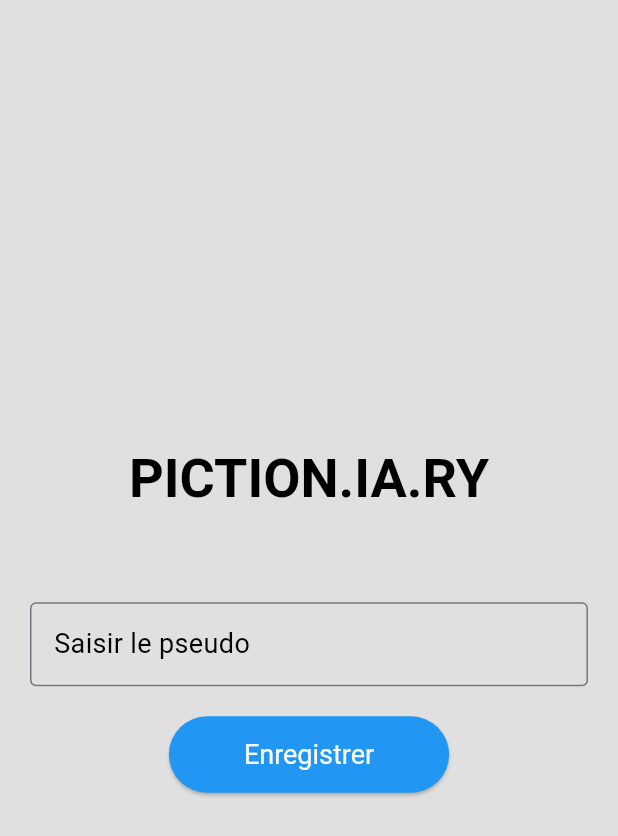
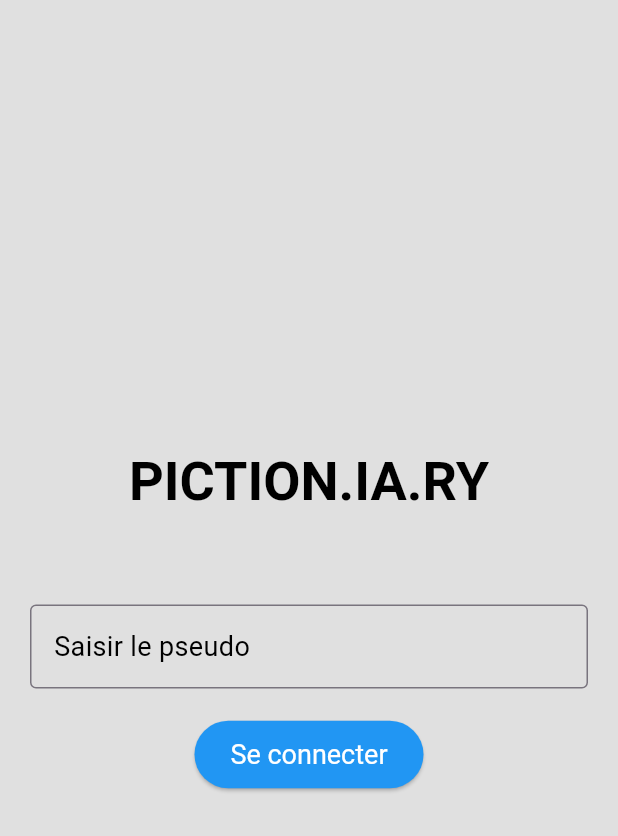
Before and after one commit to dimitri-perriet/piction_ia_ry, a Flutter app: the LoginScreen screen opened directly, on a phone screen of 412 x 824 dp. Shown: the top 836 px of the screen. Run offline on Flutter 3.47's test engine with Material 3 defaults, Android fonts, the phone set to English and light mode, and no system bars; network calls fail.

Commit message:
Update en formulaire

```diff
--- a/lib/ui/screens/loginscreen.dart
+++ b/lib/ui/screens/loginscreen.dart
@@ -1,44 +1,70 @@
 import 'package:flutter/material.dart';
 
-class LoginScreen extends StatelessWidget {
+class LoginScreen extends StatefulWidget {
   const LoginScreen({Key? key}) : super(key: key);
+
+  @override
+  _LoginScreenState createState() => _LoginScreenState();
+}
+
+class _LoginScreenState extends State<LoginScreen> {
+  final _formKey = GlobalKey<FormState>();
+  final TextEditingController _pseudoController = TextEditingController();
+
+  @override
+  void dispose() {
+    _pseudoController.dispose();
+    super.dispose();
+  }
+
+  void _submitForm() {
+    if (_formKey.currentState!.validate()) {
+      ScaffoldMessenger.of(context).showSnackBar(
+        SnackBar(content: Text('Pseudo valide: ${_pseudoController.text}')),
+      );
+    }
+  }
 
   @override
   Widget build(BuildContext context) {
     return Scaffold(
       body: Center(
+        child: Form(
+          key: _formKey,
           child: Column(
             mainAxisAlignment: MainAxisAlignment.center,
             children: [
-            // Le texte utilise le style headlineMedium du thème global
               Text(
                 'PICTION.IA.RY',
                 style: Theme.of(context).textTheme.headlineMedium!.copyWith(
-                fontSize: 36, // Ajustement spécifique pour ce texte
+                  fontSize: 36,
                 ),
               ),
               const SizedBox(height: 60),
               Padding(
                 padding: const EdgeInsets.symmetric(horizontal: 20.0),
-              child: TextField(
+                child: TextFormField(
+                  controller: _pseudoController,
                   decoration: InputDecoration(
                     border: const OutlineInputBorder(),
                     labelText: 'Saisir le pseudo',
                     labelStyle: Theme.of(context).textTheme.bodyMedium,
                   ),
+                  validator: (value) {
+                    if (value == null || value.isEmpty) {
+                      return 'Veuillez saisir un pseudo';
+                    }
+                    return null;
+                  },
                 ),
               ),
               const SizedBox(height: 20),
               ElevatedButton(
-              onPressed: () {
-                // Action du bouton
-              },
-              style: ElevatedButton.styleFrom(
-                padding: const EdgeInsets.symmetric(horizontal: 50, vertical: 15),
-              ),
-              child: const Text('Enregistrer'),
+                onPressed: _submitForm,
+                child: const Text('Se connecter'),
               ),
             ],
+          ),
         ),
       ),
     );
```
Lines whose indentation alone changed are shown as unchanged.
